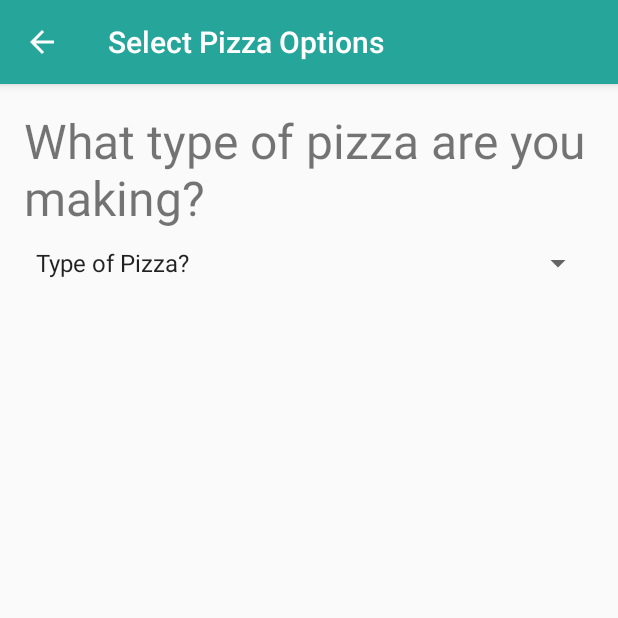
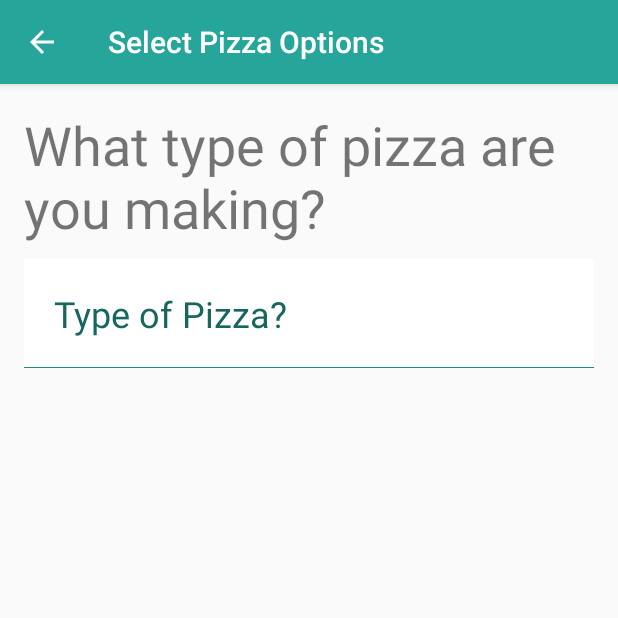
Before and after one commit to j-arp/perfect-pizza, an Android app: the SelectOptionsActivity screen opened directly, with no data from a screen before it, on a phone screen of 412 x 824 dp, the top half of it. Run offline under Robolectric (Android 15) with nearby library versions, the phone set to English and light mode, and no system bars.

Commit message:
added more formating to drop downs

```diff
--- a/app/src/main/java/net/arpcentral/pizzadoh/DetailsActivity.java
+++ b/app/src/main/java/net/arpcentral/pizzadoh/DetailsActivity.java
@@ -26,6 +26,7 @@ public class DetailsActivity extends AppCompatActivity {
 
         setSupportActionBar(toolbar);
         getSupportActionBar().setDisplayHomeAsUpEnabled(true);
+        getSupportActionBar().setTitle("Secret To Your Perfect Crust");
 
         Intent intent = getIntent();
 
--- /dev/null
+++ b/app/src/main/res/drawable/bottom_border.xml
@@ -0,0 +1,13 @@
+<?xml version="1.0" encoding="utf-8"?>
+<layer-list xmlns:android="http://schemas.android.com/apk/res/android">
+    <item>
+        <shape android:shape="rectangle">
+            <solid android:color="@color/colorAccent" />
+        </shape>
+    </item>
+    <item android:bottom="1dp">
+        <shape android:shape="rectangle">
+            <solid android:color="#FFFFFF" />
+        </shape>
+    </item>
+</layer-list>
--- a/app/src/main/res/layout/content_pizza_options.xml
+++ b/app/src/main/res/layout/content_pizza_options.xml
@@ -22,7 +22,7 @@
             android:layout_width="wrap_content"
             android:layout_height="wrap_content"
             android:text="@string/type_question"
-            android:textSize="32dp"/>
+            android:textSize="@dimen/medium_text"/>
 
         <Spinner
             android:id="@+id/pizza_type_spinner"
@@ -32,11 +32,12 @@
             android:spinnerMode="dropdown"
             android:textColor = "@color/colorPrimary"
             android:textSize="32dp"
-            android:layout_marginTop="10dp">
+            android:layout_marginTop="10dp"
+            android:padding="10dp"
+            android:background="@drawable/bottom_border">
         </Spinner>
 
     </RelativeLayout>
-
 
     <RelativeLayout
         android:id="@+id/select_amount_spinner_container"
@@ -49,8 +50,8 @@
             android:layout_width="wrap_content"
             android:layout_height="wrap_content"
             android:text="@string/amount_question"
-            android:textSize="32dp"
-            android:layout_marginTop="30dp"/>
+            android:textSize="@dimen/medium_text"
+            />
         <Spinner
             android:id="@+id/pizza_amount_spinner"
             android:layout_width="match_parent"
@@ -58,7 +59,9 @@
             android:layout_below="@+id/how_many_question"
             android:spinnerMode="dropdown"
             android:textColor = "@color/colorPrimary"
-            android:layout_marginTop="10dp">
+            android:layout_marginTop="10dp"
+            android:background="@drawable/bottom_border"
+            android:padding="10dp">
         </Spinner>
     </RelativeLayout>
 
--- a/app/src/main/res/values/colors.xml
+++ b/app/src/main/res/values/colors.xml
@@ -4,5 +4,6 @@
     <color name="colorPrimaryDark">#17665F</color>
     <color name="colorAccent">#208C82</color>
     <color name="white">#ffffff</color>
-    <color name="grey">#ececec</color>
+    <color name="grey">#F7EFEB</color>
+    <color name="greyer">#666666</color>
 </resources>
--- a/app/src/main/res/values/strings.xml
+++ b/app/src/main/res/values/strings.xml
@@ -20,7 +20,7 @@
     <string name="type_question">What type of pizza are you making?</string>
 
     <string name="title_activity_select_amount">SelectAmountActivity</string>
-    <string name="amount_question">How Many Pizzas are you making?</string>
+    <string name="amount_question">How many pizzas are you making?</string>
     <string name="starter_question">Use a Starter for better dough.</string>
     <string name="yes_for_starter">Yes. Let\'s use a starter</string>
     <string name="title_activity_details">DetailsActivity</string>
--- a/app/src/main/res/values/styles.xml
+++ b/app/src/main/res/values/styles.xml
@@ -6,6 +6,17 @@
         <item name="colorPrimary">@color/colorPrimary</item>
         <item name="colorPrimaryDark">@color/colorPrimaryDark</item>
         <item name="colorAccent">@color/colorAccent</item>
+
+        <!-- For the resting Spinner style -->
+        <item name="android:spinnerItemStyle">
+            @style/spinnerItemStyle
+        </item>
+
+        <!-- For each individual Spinner list item once clicked on -->
+        <item name="android:spinnerDropDownItemStyle">
+            @style/spinnerDropDownItemStyle
+        </item>
+
     </style>
 
     <style name="AppTheme.NoActionBar">
@@ -17,10 +28,23 @@
 
     <style name="AppTheme.PopupOverlay" parent="ThemeOverlay.AppCompat.Light" />
 
-    <style name="mySpinnerItemStyle" parent="@android:style/Widget.Holo.DropDownItem.Spinner">
+    <style name="mySpinnerItemStyle" parent="Theme.AppCompat.Light.DarkActionBar">
+
         <item name="android:textColor">@color/colorAccent</item>
+
+    </style>
+
+    <style name="spinnerItemStyle">
+        <item name="android:padding">10dp</item>
+        <item name="android:textSize">@dimen/regular_text</item>
+        <item name="android:textColor">@color/colorPrimaryDark</item>
+    </style>
+
+    <style name="spinnerDropDownItemStyle">
+        <item name="android:padding">10dp</item>
+        <item name="android:textSize">@dimen/regular_text</item>
+        <item name="android:textColor">#000000</item>
     </style>
 
 
-
 </resources>
```
Also changed, not shown: app/src/main/res/drawable/double_border.xml (added, +20 -0 lines), app/src/main/res/layout/content_details.xml (+12 -2 lines), app/src/main/res/layout/spinner_layout.xml (added, +8 -0 lines).
